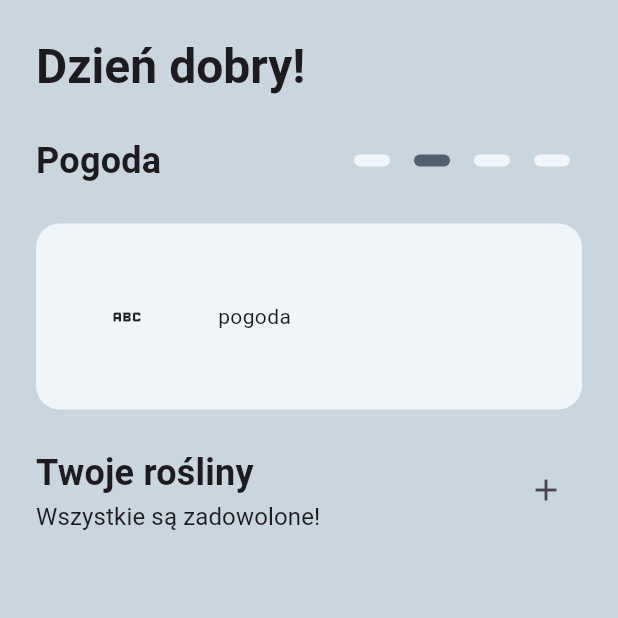
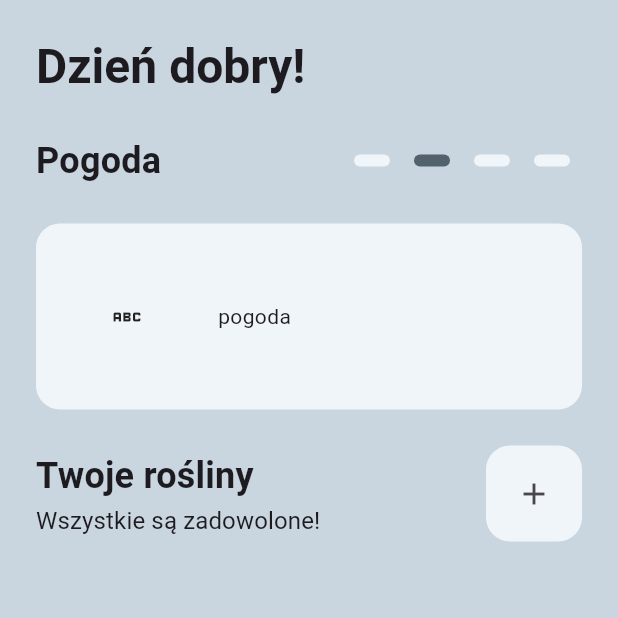
Before and after one commit to wojtekbakun/dzien_dobry, a Flutter app: the screen it shows after launch, on a phone screen of 412 x 824 dp, the top half of it. Run offline on Flutter 3.47's test engine with Material 3 defaults, Android fonts, the light colour scheme and no system bars.

Commit message:
added consts

```diff
--- /dev/null
+++ b/lib/consts/paddings.dart
@@ -0,0 +1,18 @@
+import 'package:flutter/material.dart';
+
+class MyPaddings {
+  static const double small = 8.0;
+  static const double medium = 16.0;
+  static const double large = 24.0;
+
+  static const EdgeInsets smallAll = EdgeInsets.all(small);
+  static const EdgeInsets mediumAll = EdgeInsets.all(medium);
+  static const EdgeInsets largeAll = EdgeInsets.all(large);
+
+  static const EdgeInsets symmetricHorizontal =
+      EdgeInsets.symmetric(horizontal: large);
+  static const EdgeInsets onlyTop = EdgeInsets.only(top: large);
+
+  static const EdgeInsets weatherDotsHorizontal =
+      EdgeInsets.symmetric(horizontal: small);
+}
--- /dev/null
+++ b/lib/consts/shapes.dart
@@ -0,0 +1,8 @@
+import 'package:dzien_dobry/consts/paddings.dart';
+import 'package:flutter/material.dart';
+
+class MyRadius {
+  static BorderRadius small = BorderRadius.circular(MyPaddings.small);
+  static BorderRadius medium = BorderRadius.circular(MyPaddings.medium);
+  static BorderRadius large = BorderRadius.circular(MyPaddings.large);
+}
--- a/lib/presentation/screens/home_screen.dart
+++ b/lib/presentation/screens/home_screen.dart
@@ -1,3 +1,4 @@
+import 'package:dzien_dobry/consts/paddings.dart';
 import 'package:dzien_dobry/presentation/widgets/plants/plants_panel.dart';
 import 'package:dzien_dobry/presentation/widgets/weather/weather_panel.dart';
 import 'package:flutter/material.dart';
@@ -10,7 +11,7 @@ class HomeScreen extends StatelessWidget {
     return Scaffold(
       body: SafeArea(
         child: Padding(
-          padding: const EdgeInsets.all(24.0),
+          padding: MyPaddings.largeAll,
           child: Column(
             children: [
               Row(
--- a/lib/presentation/widgets/plants/plants_panel.dart
+++ b/lib/presentation/widgets/plants/plants_panel.dart
@@ -1,3 +1,5 @@
+import 'package:dzien_dobry/consts/paddings.dart';
+import 'package:dzien_dobry/consts/shapes.dart';
 import 'package:flutter/material.dart';
 
 class PlantsPanel extends StatelessWidget {
@@ -6,7 +8,7 @@ class PlantsPanel extends StatelessWidget {
   @override
   Widget build(BuildContext context) {
     return Padding(
-      padding: const EdgeInsets.only(top: 24.0),
+      padding: MyPaddings.onlyTop,
       child: Column(
         children: [
           Row(
@@ -28,9 +30,18 @@ class PlantsPanel extends StatelessWidget {
               const Expanded(
                 child: Row(),
               ),
-              IconButton(
-                icon: const Icon(Icons.add),
-                onPressed: () {},
+              Container(
+                decoration: BoxDecoration(
+                  borderRadius: MyRadius.medium,
+                  color: Theme.of(context).cardColor,
+                ),
+                child: Padding(
+                  padding: MyPaddings.smallAll,
+                  child: IconButton(
+                    icon: const Icon(Icons.add),
+                    onPressed: () {},
+                  ),
+                ),
               ),
             ],
           ),
--- a/lib/presentation/widgets/weather/weather_card.dart
+++ b/lib/presentation/widgets/weather/weather_card.dart
@@ -1,3 +1,5 @@
+import 'package:dzien_dobry/consts/paddings.dart';
+import 'package:dzien_dobry/consts/shapes.dart';
 import 'package:flutter/material.dart';
 
 class WeatherCard extends StatelessWidget {
@@ -6,14 +8,12 @@ class WeatherCard extends StatelessWidget {
   @override
   Widget build(BuildContext context) {
     return Padding(
-      padding: const EdgeInsets.only(
-        top: 24,
-      ),
+      padding: MyPaddings.onlyTop,
       child: Container(
         height: 124,
         decoration: BoxDecoration(
           color: Theme.of(context).cardColor,
-          borderRadius: BorderRadius.circular(16),
+          borderRadius: MyRadius.medium,
         ),
         child: const Row(
           children: [
--- a/lib/presentation/widgets/weather/weather_dot_single.dart
+++ b/lib/presentation/widgets/weather/weather_dot_single.dart
@@ -1,3 +1,5 @@
+import 'package:dzien_dobry/consts/paddings.dart';
+import 'package:dzien_dobry/consts/shapes.dart';
 import 'package:flutter/material.dart';
 
 class WeatherDotSingle extends StatelessWidget {
@@ -7,7 +9,7 @@ class WeatherDotSingle extends StatelessWidget {
   @override
   Widget build(BuildContext context) {
     return Padding(
-      padding: const EdgeInsets.symmetric(horizontal: 8.0),
+      padding: MyPaddings.weatherDotsHorizontal,
       child: Container(
         width: 24,
         height: 8,
@@ -16,7 +18,7 @@ class WeatherDotSingle extends StatelessWidget {
               ? Theme.of(context).indicatorColor
               : Theme.of(context).cardColor,
           shape: BoxShape.rectangle,
-          borderRadius: BorderRadius.circular(4),
+          borderRadius: MyRadius.small,
         ),
       ),
     );
--- a/lib/presentation/widgets/weather/weather_panel.dart
+++ b/lib/presentation/widgets/weather/weather_panel.dart
@@ -1,3 +1,4 @@
+import 'package:dzien_dobry/consts/paddings.dart';
 import 'package:dzien_dobry/presentation/widgets/weather/weather_card.dart';
 import 'package:dzien_dobry/presentation/widgets/weather/weather_dots.dart';
 import 'package:flutter/material.dart';
@@ -8,7 +9,7 @@ class WeatherPanel extends StatelessWidget {
   @override
   Widget build(BuildContext context) {
     return Padding(
-      padding: const EdgeInsets.only(top: 24.0),
+      padding: MyPaddings.onlyTop,
       child: Column(
         children: [
           Row(
```
